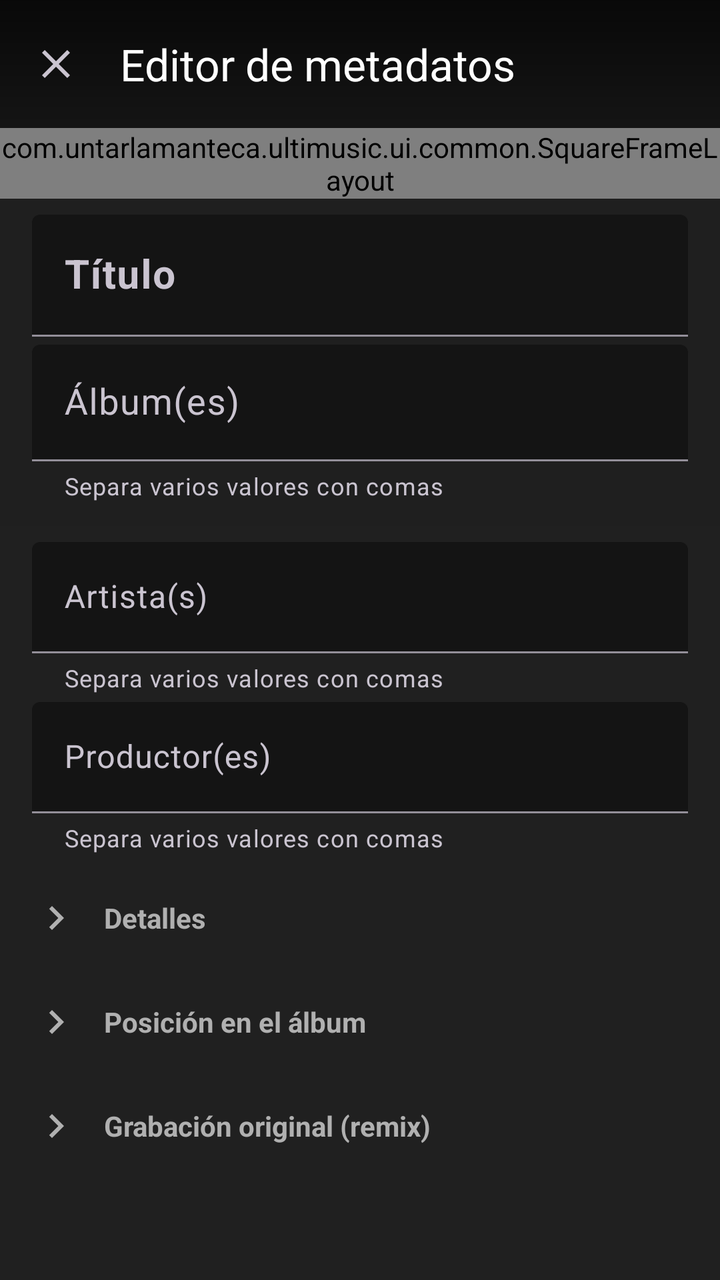
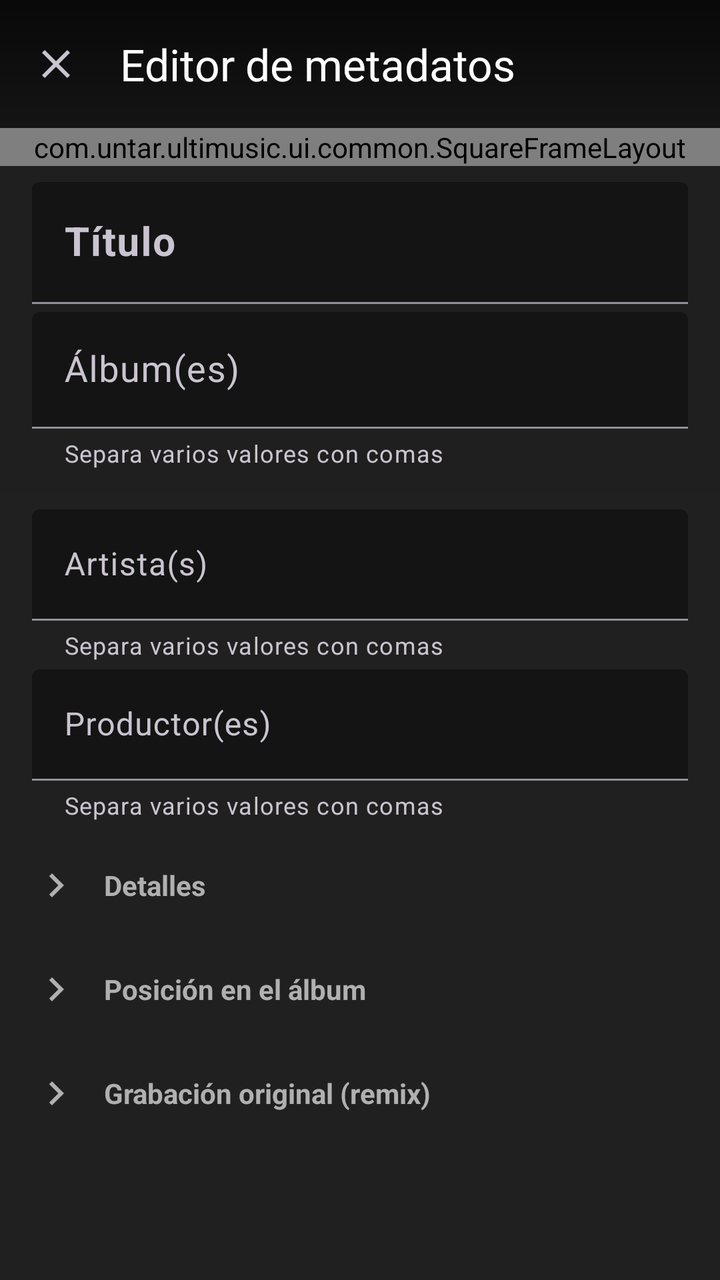

The first picture is an Android layout as it rendered before a commit; the second is the same layout after the commit. The layout source and the unified diff follow.
<!-- AndroidManifest.xml: application theme Theme.UltiMusic -->
<!-- res/layout/dialog_metadata_editor.xml -->
<?xml version="1.0" encoding="utf-8"?>
<androidx.coordinatorlayout.widget.CoordinatorLayout xmlns:android="http://schemas.android.com/apk/res/android"
    xmlns:app="http://schemas.android.com/apk/res-auto"
    android:id="@+id/editorRoot"
    android:layout_width="match_parent"
    android:layout_height="match_parent"
    android:background="@color/um_background">

    <com.google.android.material.appbar.AppBarLayout
        android:layout_width="match_parent"
        android:layout_height="wrap_content"
        app:elevation="0dp">

        <com.google.android.material.appbar.MaterialToolbar
            android:id="@+id/editorToolbar"
            android:layout_width="match_parent"
            android:layout_height="wrap_content"
            android:minHeight="?attr/actionBarSize"
            android:background="@drawable/bg_toolbar_scrim"
            app:navigationContentDescription="@string/editor_close"
            app:navigationIcon="@drawable/ic_close"
            app:title="@string/metadata_editor_title"
            app:titleTextColor="@android:color/white" />
    </com.google.android.material.appbar.AppBarLayout>

    <androidx.core.widget.NestedScrollView
        android:layout_width="match_parent"
        android:layout_height="match_parent"
        android:fillViewport="true"
        app:layout_behavior="@string/appbar_scrolling_view_behavior">

        <LinearLayout
            android:layout_width="match_parent"
            android:layout_height="wrap_content"
            android:orientation="vertical"
            android:paddingBottom="32dp">

            

            

            <com.untarlamanteca.ultimusic.ui.common.SquareFrameLayout
                android:layout_width="match_parent"
                android:layout_height="wrap_content">

                <ImageView
                    android:id="@+id/editorCover"
                    android:layout_width="match_parent"
                    android:layout_height="wrap_content"
                    android:contentDescription="@string/editor_pick_cover"
                    android:scaleType="centerCrop"
                    android:src="@drawable/cover_placeholder" />

                <ImageButton
                    android:id="@+id/btnPickCover"
                    android:layout_width="48dp"
                    android:layout_height="48dp"
                    android:layout_gravity="bottom|end"
                    android:layout_margin="12dp"
                    android:background="@drawable/bg_circle_button"
                    android:contentDescription="@string/editor_pick_cover"
                    android:src="@drawable/ic_image" />

            </com.untarlamanteca.ultimusic.ui.common.SquareFrameLayout>

            <LinearLayout
                android:layout_width="match_parent"
                android:layout_height="wrap_content"
                android:background="@color/um_surface_variant"
                android:orientation="vertical"
                android:paddingStart="16dp"
                android:paddingTop="8dp"
                android:paddingEnd="16dp"
                android:paddingBottom="8dp">

                <com.google.android.material.textfield.TextInputLayout
                    style="@style/Widget.UltiMusic.TextField"
                    android:layout_width="match_parent"
                    android:layout_height="wrap_content"
                    android:hint="@string/field_title">

                    <com.google.android.material.textfield.TextInputEditText
                        android:id="@+id/inputTitle"
                        android:layout_width="match_parent"
                        android:layout_height="wrap_content"
                        android:imeOptions="actionNext"
                        android:inputType="textCapWords"
                        android:maxLines="1"
                        android:textSize="20sp"
                        android:textStyle="bold" />
                </com.google.android.material.textfield.TextInputLayout>

                <com.google.android.material.textfield.TextInputLayout
                    android:id="@+id/layoutAlbums"
                    style="@style/Widget.UltiMusic.TextField.Dropdown"
                    android:layout_width="match_parent"
                    android:layout_height="wrap_content"
                    android:hint="@string/field_albums"
                    app:helperText="@string/multi_value_hint">

                    <com.google.android.material.textfield.MaterialAutoCompleteTextView
                        android:id="@+id/inputAlbums"
                        android:layout_width="match_parent"
                        android:layout_height="wrap_content"
                        android:imeOptions="actionNext"
                        android:inputType="textCapWords"
                        android:maxLines="1"
                        android:textSize="18sp" />
                </com.google.android.material.textfield.TextInputLayout>
            </LinearLayout>

            

            <LinearLayout
                android:layout_width="match_parent"
                android:layout_height="wrap_content"
                android:orientation="vertical"
                android:paddingStart="16dp"
                android:paddingTop="8dp"
                android:paddingEnd="16dp">

                <com.google.android.material.textfield.TextInputLayout
                    android:id="@+id/layoutArtists"
                    style="@style/Widget.UltiMusic.TextField.Dropdown"
                    android:layout_width="match_parent"
                    android:layout_height="wrap_content"
                    android:hint="@string/field_artists"
                    app:helperText="@string/multi_value_hint">

                    <com.google.android.material.textfield.MaterialAutoCompleteTextView
                        android:id="@+id/inputArtists"
                        android:layout_width="match_parent"
                        android:layout_height="wrap_content"
                        android:imeOptions="actionNext"
                        android:inputType="textCapWords"
                        android:maxLines="1" />
                </com.google.android.material.textfield.TextInputLayout>

                
                <com.google.android.material.textfield.TextInputLayout
                    style="@style/Widget.UltiMusic.TextField.Dropdown"
                    android:layout_width="match_parent"
                    android:layout_height="wrap_content"
                    android:hint="@string/field_producers"
                    app:helperText="@string/multi_value_hint">

                    <com.google.android.material.textfield.MaterialAutoCompleteTextView
                        android:id="@+id/inputProducers"
                        android:layout_width="match_parent"
                        android:layout_height="wrap_content"
                        android:imeOptions="actionNext"
                        android:inputType="textCapWords"
                        android:maxLines="1" />
                </com.google.android.material.textfield.TextInputLayout>

                

                <LinearLayout
                    android:id="@+id/sectionDetailsHeader"
                    style="@style/Widget.UltiMusic.SectionHeader"
                    android:layout_width="match_parent"
                    android:layout_height="48dp">

                    <ImageView
                        android:layout_width="24dp"
                        android:layout_height="24dp"
                        android:contentDescription="@null"
                        android:src="@drawable/ic_chevron_right"
                        app:tint="@color/um_on_surface_muted" />

                    <TextView
                        style="@style/Widget.UltiMusic.SectionTitle"
                        android:layout_width="wrap_content"
                        android:layout_height="wrap_content"
                        android:text="@string/section_details" />
                </LinearLayout>

                <LinearLayout
                    android:id="@+id/sectionDetailsContent"
                    android:layout_width="match_parent"
                    android:layout_height="wrap_content"
                    android:orientation="vertical"
                    android:visibility="gone">

                    <com.google.android.material.textfield.TextInputLayout
                        style="@style/Widget.UltiMusic.TextField"
                        android:layout_width="match_parent"
                        android:layout_height="wrap_content"
                        android:hint="@string/field_year">

                        <com.google.android.material.textfield.TextInputEditText
                            android:id="@+id/inputYear"
                            android:layout_width="match_parent"
                            android:layout_height="wrap_content"
                            android:inputType="number"
                            android:maxLength="4"
                            android:maxLines="1" />
                    </com.google.android.material.textfield.TextInputLayout>

                    <com.google.android.material.textfield.TextInputLayout
                        style="@style/Widget.UltiMusic.TextField"
                        android:layout_width="match_parent"
                        android:layout_height="wrap_content"
                        android:hint="@string/field_genres"
                        app:helperText="@string/multi_value_hint">

                        <com.google.android.material.textfield.TextInputEditText
                            android:id="@+id/inputGenres"
                            android:layout_width="match_parent"
                            android:layout_height="wrap_content"
                            android:inputType="textCapWords"
                            android:maxLines="1" />
                    </com.google.android.material.textfield.TextInputLayout>

                    <com.google.android.material.textfield.TextInputLayout
                        style="@style/Widget.UltiMusic.TextField"
                        android:layout_width="match_parent"
                        android:layout_height="wrap_content"
                        android:hint="@string/field_lyrics">

                        <com.google.android.material.textfield.TextInputEditText
                            android:id="@+id/inputLyrics"
                            android:layout_width="match_parent"
                            android:layout_height="wrap_content"
                            android:inputType="textMultiLine|textCapSentences"
                            android:maxLines="4" />
                    </com.google.android.material.textfield.TextInputLayout>

                    <com.google.android.material.textfield.TextInputLayout
                        style="@style/Widget.UltiMusic.TextField"
                        android:layout_width="match_parent"
                        android:layout_height="wrap_content"
                        android:hint="@string/field_language">

                        <com.google.android.material.textfield.TextInputEditText
                            android:id="@+id/inputLanguage"
                            android:layout_width="match_parent"
                            android:layout_height="wrap_content"
                            android:enabled="false"
                            android:inputType="text"
                            android:maxLines="1"
                            android:textColor="@color/um_on_surface_muted" />
                    </com.google.android.material.textfield.TextInputLayout>

                    <com.google.android.material.textfield.TextInputLayout
                        style="@style/Widget.UltiMusic.TextField"
                        android:layout_width="match_parent"
                        android:layout_height="wrap_content"
                        android:hint="@string/field_comment">

                        <com.google.android.material.textfield.TextInputEditText
                            android:id="@+id/inputComment"
                            android:layout_width="match_parent"
                            android:layout_height="wrap_content"
                            android:inputType="textMultiLine|textCapSentences"
                            android:maxLines="4" />
                    </com.google.android.material.textfield.TextInputLayout>
                </LinearLayout>

                

                <LinearLayout
                    android:id="@+id/sectionPositionHeader"
                    style="@style/Widget.UltiMusic.SectionHeader"
                    android:layout_width="match_parent"
                    android:layout_height="48dp">

                    <ImageView
                        android:layout_width="24dp"
                        android:layout_height="24dp"
                        android:contentDescription="@null"
                        android:src="@drawable/ic_chevron_right"
                        app:tint="@color/um_on_surface_muted" />

                    <TextView
                        style="@style/Widget.UltiMusic.SectionTitle"
                        android:layout_width="wrap_content"
                        android:layout_height="wrap_content"
                        android:text="@string/section_album_position" />
                </LinearLayout>

                <LinearLayout
                    android:id="@+id/sectionPositionContent"
                    android:layout_width="match_parent"
                    android:layout_height="wrap_content"
                    android:orientation="vertical"
                    android:visibility="gone">

                    <com.google.android.material.textfield.TextInputLayout
                        style="@style/Widget.UltiMusic.TextField"
                        android:layout_width="match_parent"
                        android:layout_height="wrap_content"
                        android:hint="@string/field_track_number">

                        <com.google.android.material.textfield.TextInputEditText
                            android:id="@+id/inputTrackNumber"
                            android:layout_width="match_parent"
                            android:layout_height="wrap_content"
                            android:inputType="number"
                            android:maxLines="1" />
                    </com.google.android.material.textfield.TextInputLayout>

                    <com.google.android.material.textfield.TextInputLayout
                        style="@style/Widget.UltiMusic.TextField"
                        android:layout_width="match_parent"
                        android:layout_height="wrap_content"
                        android:hint="@string/field_disc_number">

                        <com.google.android.material.textfield.TextInputEditText
                            android:id="@+id/inputDiscNumber"
                            android:layout_width="match_parent"
                            android:layout_height="wrap_content"
                            android:inputType="number"
                            android:maxLines="1" />
                    </com.google.android.material.textfield.TextInputLayout>
                </LinearLayout>

                

                <LinearLayout
                    android:id="@+id/sectionOriginalHeader"
                    style="@style/Widget.UltiMusic.SectionHeader"
                    android:layout_width="match_parent"
                    android:layout_height="48dp">

                    <ImageView
                        android:layout_width="24dp"
                        android:layout_height="24dp"
                        android:contentDescription="@null"
                        android:src="@drawable/ic_chevron_right"
                        app:tint="@color/um_on_surface_muted" />

                    <TextView
                        style="@style/Widget.UltiMusic.SectionTitle"
                        android:layout_width="wrap_content"
                        android:layout_height="wrap_content"
                        android:text="@string/section_original" />
                </LinearLayout>

                <LinearLayout
                    android:id="@+id/sectionOriginalContent"
                    android:layout_width="match_parent"
                    android:layout_height="wrap_content"
                    android:orientation="vertical"
                    android:visibility="gone">

                    <com.google.android.material.textfield.TextInputLayout
                        style="@style/Widget.UltiMusic.TextField"
                        android:layout_width="match_parent"
                        android:layout_height="wrap_content"
                        android:hint="@string/field_og_title">

                        <com.google.android.material.textfield.TextInputEditText
                            android:id="@+id/inputOgTitle"
                            android:layout_width="match_parent"
                            android:layout_height="wrap_content"
                            android:inputType="textCapWords"
                            android:maxLines="1" />
                    </com.google.android.material.textfield.TextInputLayout>

                    <com.google.android.material.textfield.TextInputLayout
                        style="@style/Widget.UltiMusic.TextField"
                        android:layout_width="match_parent"
                        android:layout_height="wrap_content"
                        android:hint="@string/field_og_artist">

                        <com.google.android.material.textfield.TextInputEditText
                            android:id="@+id/inputOgArtist"
                            android:layout_width="match_parent"
                            android:layout_height="wrap_content"
                            android:inputType="textCapWords"
                            android:maxLines="1" />
                    </com.google.android.material.textfield.TextInputLayout>

                    <com.google.android.material.textfield.TextInputLayout
                        style="@style/Widget.UltiMusic.TextField"
                        android:layout_width="match_parent"
                        android:layout_height="wrap_content"
                        android:hint="@string/field_og_album">

                        <com.google.android.material.textfield.TextInputEditText
                            android:id="@+id/inputOgAlbum"
                            android:layout_width="match_parent"
                            android:layout_height="wrap_content"
                            android:inputType="textCapWords"
                            android:maxLines="1" />
                    </com.google.android.material.textfield.TextInputLayout>

                    <com.google.android.material.textfield.TextInputLayout
                        style="@style/Widget.UltiMusic.TextField"
                        android:layout_width="match_parent"
                        android:layout_height="wrap_content"
                        android:hint="@string/field_og_year">

                        <com.google.android.material.textfield.TextInputEditText
                            android:id="@+id/inputOgYear"
                            android:layout_width="match_parent"
                            android:layout_height="wrap_content"
                            android:inputType="number"
                            android:maxLength="4"
                            android:maxLines="1" />
                    </com.google.android.material.textfield.TextInputLayout>
                </LinearLayout>
            </LinearLayout>
        </LinearLayout>
    </androidx.core.widget.NestedScrollView>
</androidx.coordinatorlayout.widget.CoordinatorLayout>
<!-- resources referenced by this layout -->
<resources>
  <color name="um_background">#FF202020</color>
  <color name="um_on_surface_muted">#FFB0B0B0</color>
  <color name="um_surface_variant">#FF1F1F1F</color>
  <!-- drawable bg_circle_button (drawable) -->
  <?xml version="1.0" encoding="utf-8"?>
  <shape xmlns:android="http://schemas.android.com/apk/res/android"
      android:shape="oval">
      <solid android:color="@color/um_yellow" />
  </shape>
  <!-- drawable bg_toolbar_scrim (drawable) -->
  <?xml version="1.0" encoding="utf-8"?>
  <shape xmlns:android="http://schemas.android.com/apk/res/android"
      android:shape="rectangle">
      <gradient
          android:angle="270"
          android:startColor="#99000000"
          android:endColor="#00000000" />
  </shape>
  <!-- drawable cover_placeholder (drawable) -->
  <?xml version="1.0" encoding="utf-8"?>
  <shape xmlns:android="http://schemas.android.com/apk/res/android"
      android:shape="rectangle">
      <solid android:color="@color/um_cover_placeholder" />
      <stroke
          android:width="1dp"
          android:color="@color/um_divider" />
  </shape>
  <string name="editor_close">Cerrar el editor</string>
  <string name="editor_pick_cover">Elegir portada</string>
  <string name="field_albums">Álbum(es)</string>
  <string name="field_artists">Artista(s)</string>
  <string name="field_comment">Comentario</string>
  <string name="field_disc_number">Nº de disco</string>
  <string name="field_genres">Género(s)</string>
  <string name="field_language">Idioma</string>
  <string name="field_lyrics">Letra</string>
  <string name="field_og_album">Álbum original</string>
  <string name="field_og_artist">Artista original</string>
  <string name="field_og_title">Título original</string>
  <string name="field_og_year">Año original</string>
  <string name="field_producers">Productor(es)</string>
  <string name="field_title">Título</string>
  <string name="field_track_number">Nº de pista</string>
  <string name="field_year">Año</string>
  <string name="metadata_editor_title">Editor de metadatos</string>
  <string name="multi_value_hint">Separa varios valores con comas</string>
  <string name="section_album_position">Posición en el álbum</string>
  <string name="section_details">Detalles</string>
  <string name="section_original">Grabación original (remix)</string>
  <style name="Widget.UltiMusic.SectionTitle" parent="">
          <item name="android:layout_marginStart">12dp</item>
          <item name="android:textColor">@color/um_on_surface_muted</item>
          <item name="android:textSize">14sp</item>
          <item name="android:textStyle">bold</item>
      </style>
  <style name="Widget.UltiMusic.TextField" parent="Widget.Material3.TextInputLayout.FilledBox">
          <item name="android:layout_marginBottom">4dp</item>
          <item name="boxBackgroundColor">@android:color/transparent</item>
      </style>
  <style name="Widget.UltiMusic.TextField.Dropdown" parent="Widget.Material3.TextInputLayout.FilledBox.ExposedDropdownMenu">
          <item name="android:layout_marginBottom">4dp</item>
          <item name="boxBackgroundColor">@android:color/transparent</item>
          <item name="endIconMode">none</item>
      </style>
  <style name="Theme.UltiMusic" parent="Base.Theme.UltiMusic" />
  <color name="um_yellow">#FFFFD000</color>
  <color name="um_cover_placeholder">#FF000000</color>
  <color name="um_divider">#FF404040</color>
  <color name="black">#FF000000</color>
  <color name="um_surface">#FF141414</color>
  <color name="um_on_background">#FFF2F2F2</color>
  <!-- drawable cursor_white (drawable) -->
  <?xml version="1.0" encoding="utf-8"?>
  <shape xmlns:android="http://schemas.android.com/apk/res/android"
      android:shape="rectangle">
      <solid android:color="@android:color/white" />
      <size android:width="2dp" />
  </shape>
  <!-- unchanged entries left out for length: 6 -->
</resources>

<!-- the commit's change to res/layout/dialog_metadata_editor.xml (unified diff, before → after) -->
@@ -39,7 +39,7 @@
 
             
 
-            <com.untarlamanteca.ultimusic.ui.common.SquareFrameLayout
+            <com.untar.ultimusic.ui.common.SquareFrameLayout
                 android:layout_width="match_parent"
                 android:layout_height="wrap_content">
 
@@ -61,7 +61,7 @@
                     android:contentDescription="@string/editor_pick_cover"
                     android:src="@drawable/ic_image" />
 
-            </com.untarlamanteca.ultimusic.ui.common.SquareFrameLayout>
+            </com.untar.ultimusic.ui.common.SquareFrameLayout>
 
             <LinearLayout
                 android:layout_width="match_parent"
@@ -255,6 +255,25 @@
                             android:inputType="textMultiLine|textCapSentences"
                             android:maxLines="4" />
                     </com.google.android.material.textfield.TextInputLayout>
+
+                    
+                    <com.google.android.material.textfield.TextInputLayout
+                        style="@style/Widget.UltiMusic.TextField"
+                        android:layout_width="match_parent"
+                        android:layout_height="wrap_content"
+                        android:hint="@string/field_video_url"
+                        app:helperText="@string/field_video_url_hint">
+
+                        <com.google.android.material.textfield.TextInputEditText
+                            android:id="@+id/inputVideoUrl"
+                            android:layout_width="match_parent"
+                            android:layout_height="wrap_content"
+                            android:focusable="false"
+                            android:focusableInTouchMode="false"
+                            android:cursorVisible="false"
+                            android:longClickable="false"
+                            android:maxLines="1" />
+                    </com.google.android.material.textfield.TextInputLayout>
                 </LinearLayout>
 
                 
<!-- resource entries referenced after the edit -->
@@ -43,6 +43,8 @@
   <string name="field_producers">Productor(es)</string>
   <string name="field_title">Título</string>
   <string name="field_track_number">Nº de pista</string>
+  <string name="field_video_url">URL del vídeo</string>
+  <string name="field_video_url_hint">Toca para elegir el videoclip en YouTube. Si lo dejas vacío, el iPod te dejará elegirlo la primera vez que actives el modo vídeo.</string>
   <string name="field_year">Año</string>
   <string name="metadata_editor_title">Editor de metadatos</string>
   <string name="multi_value_hint">Separa varios valores con comas</string>
